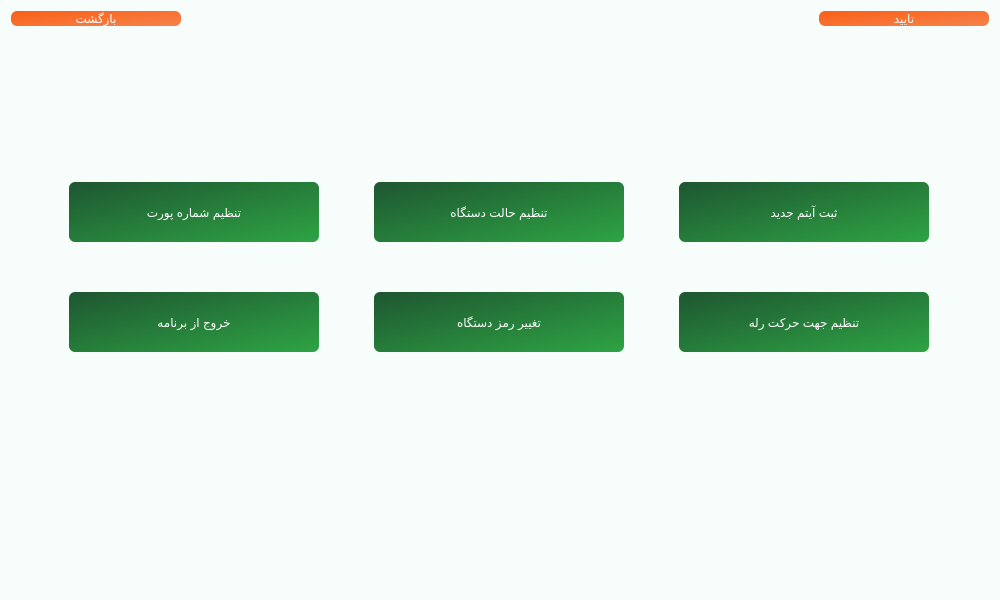
The window that main.ui (Farazist/raspberrypi-app) describes before a commit, drawn with Qt 5.
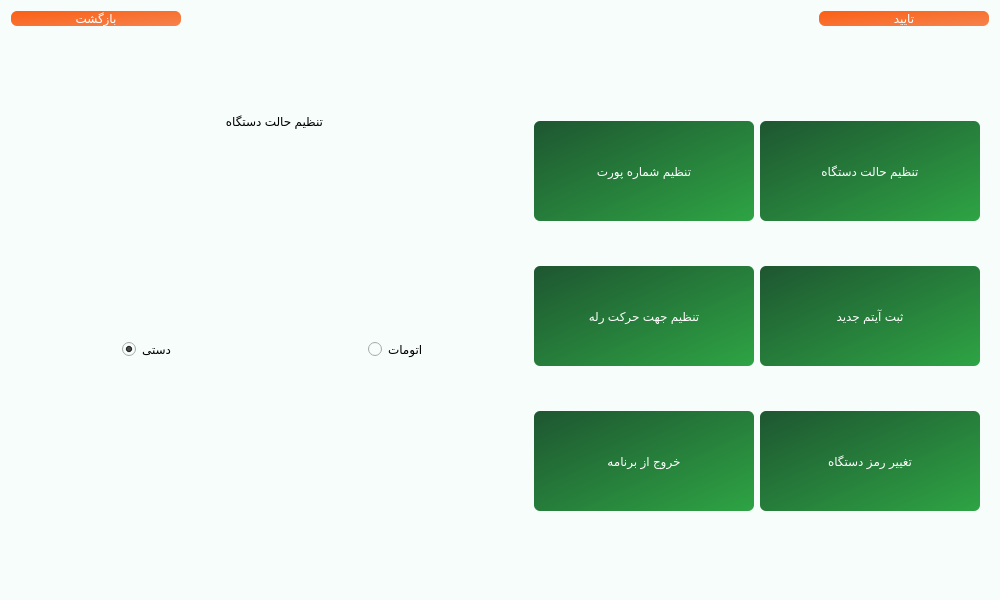
The same window after the commit. The open tabs and pages were chosen to show the change. Icons and pictures are not drawn.

Commit message: Device Mode

Diff of the .ui file:
```diff
--- a/main.ui
+++ b/main.ui
@@ -1442,13 +1442,105 @@
         <number>50</number>
        </property>
        <item>
+        <layout class="QHBoxLayout" name="horizontalLayout_6">
+         <item>
+          <widget class="QStackedWidget" name="StackSetting">
+           <property name="minimumSize">
+            <size>
+             <width>500</width>
+             <height>0</height>
+            </size>
+           </property>
+           <property name="maximumSize">
+            <size>
+             <width>550</width>
+             <height>16777215</height>
+            </size>
+           </property>
+           <widget class="QWidget" name="pageEmpty">
+            <layout class="QVBoxLayout" name="verticalLayout_13"/>
+           </widget>
+           <widget class="QWidget" name="pageDeviceMode">
+            <layout class="QVBoxLayout" name="verticalLayout_12">
+             <item alignment="Qt::AlignHCenter">
+              <widget class="QLabel" name="label">
+               <property name="maximumSize">
+                <size>
+                 <width>16777215</width>
+                 <height>60</height>
+                </size>
+               </property>
+               <property name="styleSheet">
+                <string notr="true">font: 18pt &quot;IRANSans&quot;;
+color: #000000;</string>
+               </property>
+               <property name="text">
+                <string>تنظیم حالت دستگاه</string>
+               </property>
+              </widget>
+             </item>
+             <item>
+              <layout class="QHBoxLayout" name="horizontalLayout_7">
+               <item alignment="Qt::AlignHCenter|Qt::AlignVCenter">
+                <widget class="QRadioButton" name="btnManualDevice">
+                 <property name="styleSheet">
+                  <string notr="true">font: 18pt &quot;IRANSans&quot;;
+coor: #000000;</string>
+                 </property>
+                 <property name="text">
+                  <string>دستی</string>
+                 </property>
+                 <property name="checked">
+                  <bool>true</bool>
+                 </property>
+                </widget>
+               </item>
+               <item alignment="Qt::AlignHCenter|Qt::AlignVCenter">
+                <widget class="QRadioButton" name="btnAutoDevice">
+                 <property name="styleSheet">
+                  <string notr="true">font: 18pt &quot;IRANSans&quot;;
+coor: #000000;</string>
+                 </property>
+                 <property name="text">
+                  <string>اتومات</string>
+                 </property>
+                </widget>
+               </item>
+              </layout>
+             </item>
+            </layout>
+           </widget>
+          </widget>
+         </item>
+         <item>
         <layout class="QGridLayout" name="gridLayout_2">
-         <property name="topMargin">
-          <number>100</number>
-         </property>
-         <property name="verticalSpacing">
-          <number>50</number>
-         </property>
+           <item row="2" column="1">
+            <widget class="QPushButton" name="pushButton3">
+             <property name="sizePolicy">
+              <sizepolicy hsizetype="Fixed" vsizetype="Fixed">
+               <horstretch>0</horstretch>
+               <verstretch>0</verstretch>
+              </sizepolicy>
+             </property>
+             <property name="minimumSize">
+              <size>
+               <width>220</width>
+               <height>100</height>
+              </size>
+             </property>
+             <property name="styleSheet">
+              <string notr="true">background: qlineargradient(x1:0, y1:0, x2:1, y2:1, stop:0 #1E5631, stop:1 #2ea444);
+font: 18pt &quot;IRANSans&quot;;
+color: #ffffff; 
+padding: 3px; 
+border: none; 
+border-radius: 6px;</string>
+             </property>
+             <property name="text">
+              <string>ثبت آیتم جدید</string>
+             </property>
+            </widget>
+           </item>
          <item row="0" column="1">
           <widget class="QPushButton" name="pushButton_9">
            <property name="sizePolicy">
@@ -1459,8 +1551,8 @@
            </property>
            <property name="minimumSize">
             <size>
-             <width>250</width>
-             <height>60</height>
+               <width>220</width>
+               <height>100</height>
             </size>
            </property>
            <property name="styleSheet">
@@ -1476,33 +1568,6 @@
            </property>
           </widget>
          </item>
-         <item row="1" column="0">
-          <widget class="QPushButton" name="pushButton_8">
-           <property name="sizePolicy">
-            <sizepolicy hsizetype="Fixed" vsizetype="Fixed">
-             <horstretch>0</horstretch>
-             <verstretch>0</verstretch>
-            </sizepolicy>
-           </property>
-           <property name="minimumSize">
-            <size>
-             <width>250</width>
-             <height>60</height>
-            </size>
-           </property>
-           <property name="styleSheet">
-            <string notr="true">background: qlineargradient(x1:0, y1:0, x2:1, y2:1, stop:0 #1E5631, stop:1 #2ea444); 
-font: 18pt &quot;IRANSans&quot;;
-color: #ffffff; 
-padding: 3px; 
-border: none; 
-border-radius: 6px;</string>
-           </property>
-           <property name="text">
-            <string>خروج از برنامه</string>
-           </property>
-          </widget>
-         </item>
          <item row="0" column="0">
           <widget class="QPushButton" name="pushButton_7">
            <property name="sizePolicy">
@@ -1513,8 +1578,8 @@
            </property>
            <property name="minimumSize">
             <size>
-             <width>250</width>
-             <height>60</height>
+               <width>220</width>
+               <height>100</height>
             </size>
            </property>
            <property name="styleSheet">
@@ -1530,8 +1595,8 @@
            </property>
           </widget>
          </item>
-         <item row="0" column="2">
-          <widget class="QPushButton" name="pushButton_10">
+           <item row="2" column="0">
+            <widget class="QPushButton" name="pushButton4">
            <property name="sizePolicy">
             <sizepolicy hsizetype="Fixed" vsizetype="Fixed">
              <horstretch>0</horstretch>
@@ -1540,66 +1605,12 @@
            </property>
            <property name="minimumSize">
             <size>
-             <width>250</width>
-             <height>60</height>
+               <width>220</width>
+               <height>100</height>
             </size>
            </property>
            <property name="styleSheet">
-            <string notr="true">background: qlineargradient(x1:0, y1:0, x2:1, y2:1, stop:0 #1E5631, stop:1 #2ea444); 
-font: 18pt &quot;IRANSans&quot;;
-color: #ffffff; 
-padding: 3px; 
-border: none; 
-border-radius: 6px;</string>
-           </property>
-           <property name="text">
-            <string>ثبت آیتم جدید</string>
-           </property>
-          </widget>
-         </item>
-         <item row="1" column="1">
-          <widget class="QPushButton" name="pushButton_11">
-           <property name="sizePolicy">
-            <sizepolicy hsizetype="Fixed" vsizetype="Fixed">
-             <horstretch>0</horstretch>
-             <verstretch>0</verstretch>
-            </sizepolicy>
-           </property>
-           <property name="minimumSize">
-            <size>
-             <width>250</width>
-             <height>60</height>
-            </size>
-           </property>
-           <property name="styleSheet">
-            <string notr="true">background: qlineargradient(x1:0, y1:0, x2:1, y2:1, stop:0 #1E5631, stop:1 #2ea444); 
-font: 18pt &quot;IRANSans&quot;;
-color: #ffffff; 
-padding: 3px; 
-border: none; 
-border-radius: 6px;</string>
-           </property>
-           <property name="text">
-            <string>تغییر رمز دستگاه</string>
-           </property>
-          </widget>
-         </item>
-         <item row="1" column="2">
-          <widget class="QPushButton" name="pushButton_12">
-           <property name="sizePolicy">
-            <sizepolicy hsizetype="Fixed" vsizetype="Fixed">
-             <horstretch>0</horstretch>
-             <verstretch>0</verstretch>
-            </sizepolicy>
-           </property>
-           <property name="minimumSize">
-            <size>
-             <width>250</width>
-             <height>60</height>
-            </size>
-           </property>
-           <property name="styleSheet">
-            <string notr="true">background: qlineargradient(x1:0, y1:0, x2:1, y2:1, stop:0 #1E5631, stop:1 #2ea444); 
+              <string notr="true">background: qlineargradient(x1:0, y1:0, x2:1, y2:1, stop:0 #1E5631, stop:1 #2ea444);
 font: 18pt &quot;IRANSans&quot;;
 color: #ffffff; 
 padding: 3px; 
@@ -1610,6 +1621,62 @@
             <string>تنظیم جهت حرکت رله</string>
            </property>
           </widget>
+           </item>
+           <item row="3" column="0">
+            <widget class="QPushButton" name="pushButton6">
+             <property name="sizePolicy">
+              <sizepolicy hsizetype="Fixed" vsizetype="Fixed">
+               <horstretch>0</horstretch>
+               <verstretch>0</verstretch>
+              </sizepolicy>
+             </property>
+             <property name="minimumSize">
+              <size>
+               <width>220</width>
+               <height>100</height>
+              </size>
+             </property>
+             <property name="styleSheet">
+              <string notr="true">background: qlineargradient(x1:0, y1:0, x2:1, y2:1, stop:0 #1E5631, stop:1 #2ea444);
+font: 18pt &quot;IRANSans&quot;;
+color: #ffffff; 
+padding: 3px; 
+border: none; 
+border-radius: 6px;</string>
+             </property>
+             <property name="text">
+              <string>خروج از برنامه</string>
+             </property>
+            </widget>
+           </item>
+           <item row="3" column="1">
+            <widget class="QPushButton" name="pushButton5">
+             <property name="sizePolicy">
+              <sizepolicy hsizetype="Fixed" vsizetype="Fixed">
+               <horstretch>0</horstretch>
+               <verstretch>0</verstretch>
+              </sizepolicy>
+             </property>
+             <property name="minimumSize">
+              <size>
+               <width>220</width>
+               <height>100</height>
+              </size>
+             </property>
+             <property name="styleSheet">
+              <string notr="true">background: qlineargradient(x1:0, y1:0, x2:1, y2:1, stop:0 #1E5631, stop:1 #2ea444);
+font: 18pt &quot;IRANSans&quot;;
+color: #ffffff; 
+padding: 3px; 
+border: none; 
+border-radius: 6px;</string>
+             </property>
+             <property name="text">
+              <string>تغییر رمز دستگاه</string>
+             </property>
+            </widget>
+           </item>
+          </layout>
          </item>
         </layout>
        </item>
```
Left out of the diff: 8 changed lines with no effect on the pictures. Lines whose indentation alone changed are shown as unchanged. The commit also changes 2 other files.
